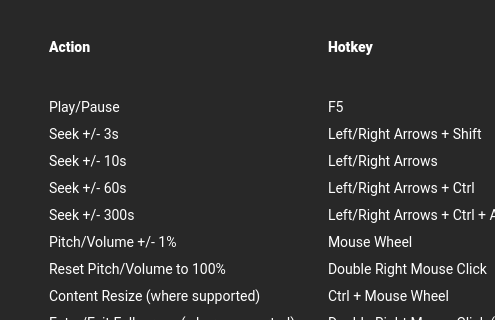
This is src/app/hotkeys.ui in aargirakis/BZRPlayer as Qt 5 draws it before an edit; both pictures show x 0 to 495 and y 0 to 320 of the 600 by 450 pixel window. The edited form follows.
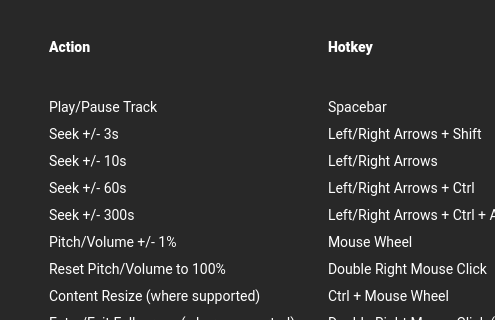
This is the edited form.

Commit message: chore(ui): track play/pause with spacebar instead of f5 (#18)

Diff of the .ui file:
```diff
--- a/src/app/hotkeys.ui
+++ b/src/app/hotkeys.ui
@@ -75,9 +75,9 @@
 &lt;p style=&quot; margin-top:0px; margin-bottom:0px; margin-left:0px; margin-right:0px; -qt-block-indent:0; text-indent:0px;&quot;&gt;&lt;br /&gt;&lt;/p&gt;&lt;/td&gt;&lt;/tr&gt;&lt;/thead&gt;
 &lt;tr&gt;
 &lt;td&gt;
-&lt;p style=&quot; margin-top:0px; margin-bottom:0px; margin-left:0px; margin-right:0px; -qt-block-indent:0; text-indent:0px;&quot;&gt;Play/Pause&lt;/p&gt;&lt;/td&gt;
+&lt;p style=&quot; margin-top:0px; margin-bottom:0px; margin-left:0px; margin-right:0px; -qt-block-indent:0; text-indent:0px;&quot;&gt;Play/Pause Track&lt;/p&gt;&lt;/td&gt;
 &lt;td&gt;
-&lt;p style=&quot; margin-top:0px; margin-bottom:0px; margin-left:0px; margin-right:0px; -qt-block-indent:0; text-indent:0px;&quot;&gt;F5&lt;/p&gt;&lt;/td&gt;&lt;/tr&gt;
+&lt;p style=&quot; margin-top:0px; margin-bottom:0px; margin-left:0px; margin-right:0px; -qt-block-indent:0; text-indent:0px;&quot;&gt;Spacebar&lt;/p&gt;&lt;/td&gt;&lt;/tr&gt;
 &lt;tr&gt;
 &lt;td&gt;
 &lt;p style=&quot; margin-top:0px; margin-bottom:0px; margin-left:0px; margin-right:0px; -qt-block-indent:0; text-indent:0px;&quot;&gt;Seek +/- 3s&lt;/p&gt;&lt;/td&gt;
```
The commit also changes 1 other file.
